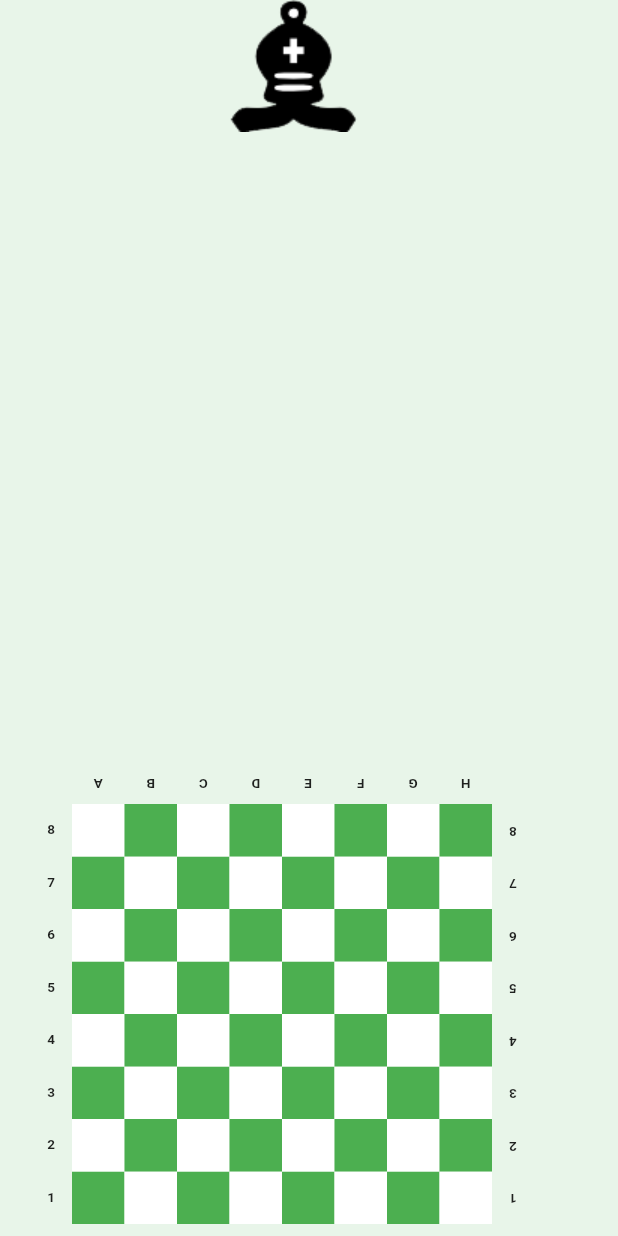
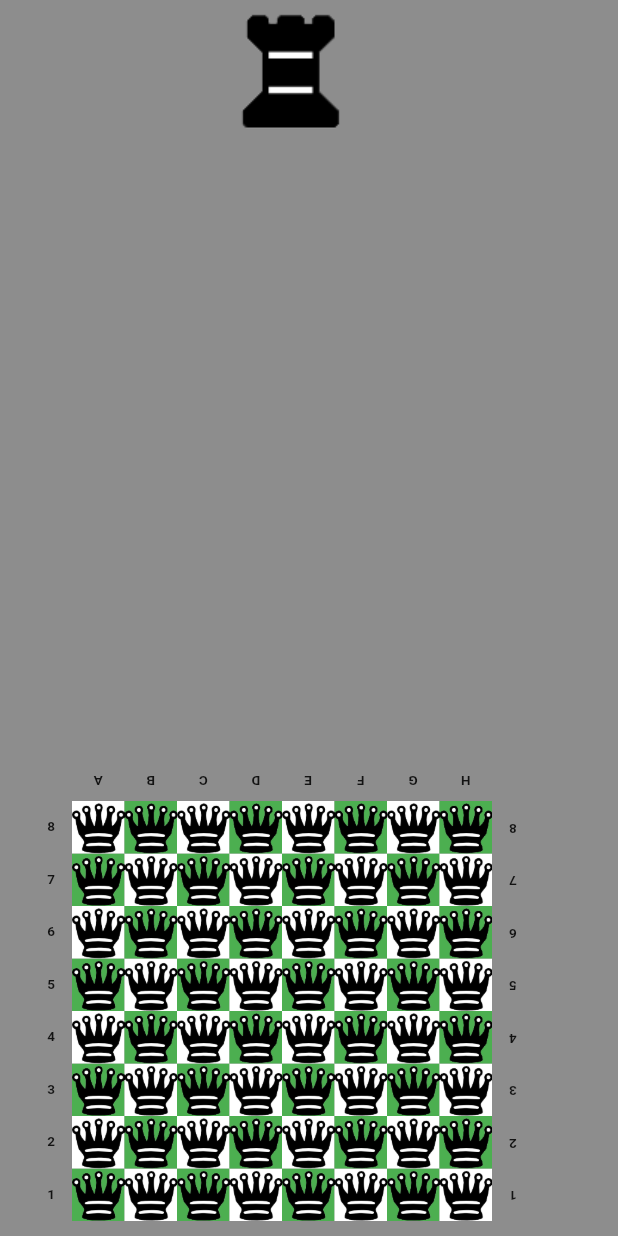
Before and after one commit to eyad-alsawah/chess-with-dart-flutter, a Flutter app: the screen it shows after launch, on a phone screen of 412 x 824 dp. Run offline on Flutter 3.47's test engine with Material 2 defaults, Android fonts, the phone set to English and light mode, and no system bars.

Commit message:
working on drawing game start pieces

```diff
--- a/lib/game_logic.dart
+++ b/lib/game_logic.dart
@@ -1,5 +1,6 @@
 import 'dart:math';
 
+import 'package:chess/image_assets.dart';
 import 'package:flutter/material.dart';
 
 enum PlayingAs { white, black }
@@ -11,7 +12,6 @@ List<String> filesNotation = ['A', 'B', 'C', 'D', 'E', 'F', 'G', 'H'];
 List<String> ranksNotation = ['1', '2', '3', '4', '5', '6', '7', '8'];
 
 Widget drawBoard({required PlayingAs playingAs, required double size}) {
-  if (playingAs == PlayingAs.white) {
   return SizedBox(
     width: size,
     height: size,
@@ -58,7 +58,7 @@ Widget drawBoard({required PlayingAs playingAs, required double size}) {
             width: size * 0.08,
             child: ListView.builder(
                 itemCount: 8,
-                  reverse: true,
+                reverse: playingAs == PlayingAs.white,
                 physics: const NeverScrollableScrollPhysics(),
                 padding: EdgeInsets.zero,
                 itemBuilder: (context, index) {
@@ -77,6 +77,8 @@ Widget drawBoard({required PlayingAs playingAs, required double size}) {
                   );
                 }),
           ),
+          Stack(
+            children: [
               SizedBox(
                 width: size * 0.8,
                 height: size * 0.8,
@@ -91,12 +93,15 @@ Widget drawBoard({required PlayingAs playingAs, required double size}) {
                   ),
                 ),
               ),
+              drawInitialPieces(playingAs: playingAs, boardSize: size),
+            ],
+          ),
           SizedBox(
             height: size * 0.8,
             width: size * 0.08,
             child: ListView.builder(
                 itemCount: 8,
-                  reverse: true,
+                reverse: playingAs == PlayingAs.white,
                 physics: const NeverScrollableScrollPhysics(),
                 padding: EdgeInsets.zero,
                 itemBuilder: (context, index) {
@@ -154,9 +159,6 @@ Widget drawBoard({required PlayingAs playingAs, required double size}) {
       ),
     ]),
   );
-  } else {
-    return Container();
-  }
 }
 
 Color getSquareColor({required int index}) {
@@ -170,3 +172,20 @@ Color getSquareColor({required int index}) {
   }
   return squareColor;
 }
+
+Widget drawInitialPieces(
+    {required PlayingAs playingAs, required double boardSize}) {
+  return SizedBox(
+    width: boardSize * 0.8,
+    height: boardSize * 0.8,
+    child: GridView.builder(
+      reverse: true,
+      itemCount: 64,
+      gridDelegate: const SliverGridDelegateWithFixedCrossAxisCount(
+        crossAxisCount: 8,
+      ),
+      itemBuilder: (context, index) =>
+          SizedBox(width: 1, child: Image.asset(height: 1, blackQueen)),
+    ),
+  );
+}
--- a/lib/main.dart
+++ b/lib/main.dart
@@ -1,4 +1,5 @@
 import 'package:chess/game_logic.dart';
+import 'package:chess/image_assets.dart';
 import 'package:flutter/material.dart';
 
 void main() {
@@ -32,13 +33,13 @@ class _MyHomePageState extends State<MyHomePage> {
   @override
   Widget build(BuildContext context) {
     return Scaffold(
-      backgroundColor: Colors.green.shade50,
+      backgroundColor: Color.fromARGB(255, 141, 141, 141),
       body: Column(
         children: [
-          Image.asset('assets/images/black_bishop.png'),
+          Image.asset(blackCastle),
           const SizedBox(height: 400),
           Padding(
-              padding: EdgeInsets.all(20),
+              padding: const EdgeInsets.all(20),
               child: drawBoard(playingAs: PlayingAs.white, size: 350)),
         ],
       ),
```
Also changed, not shown: lib/image_assets.dart (added, +15 -0 lines). Lines whose indentation alone changed are shown as unchanged.
